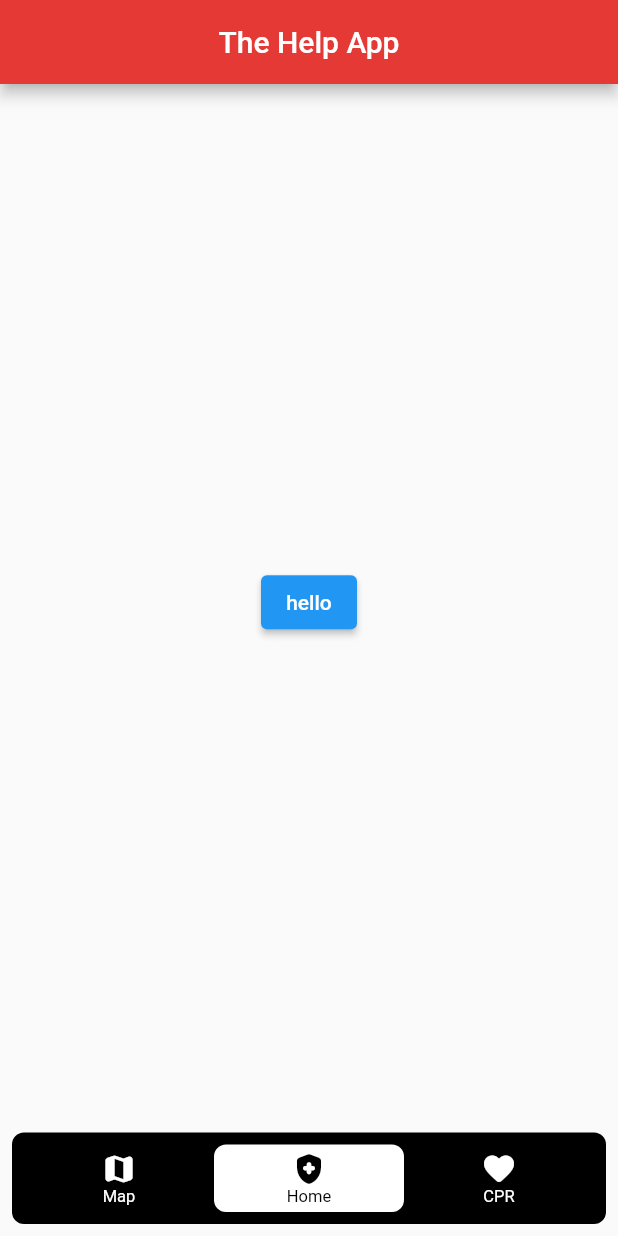
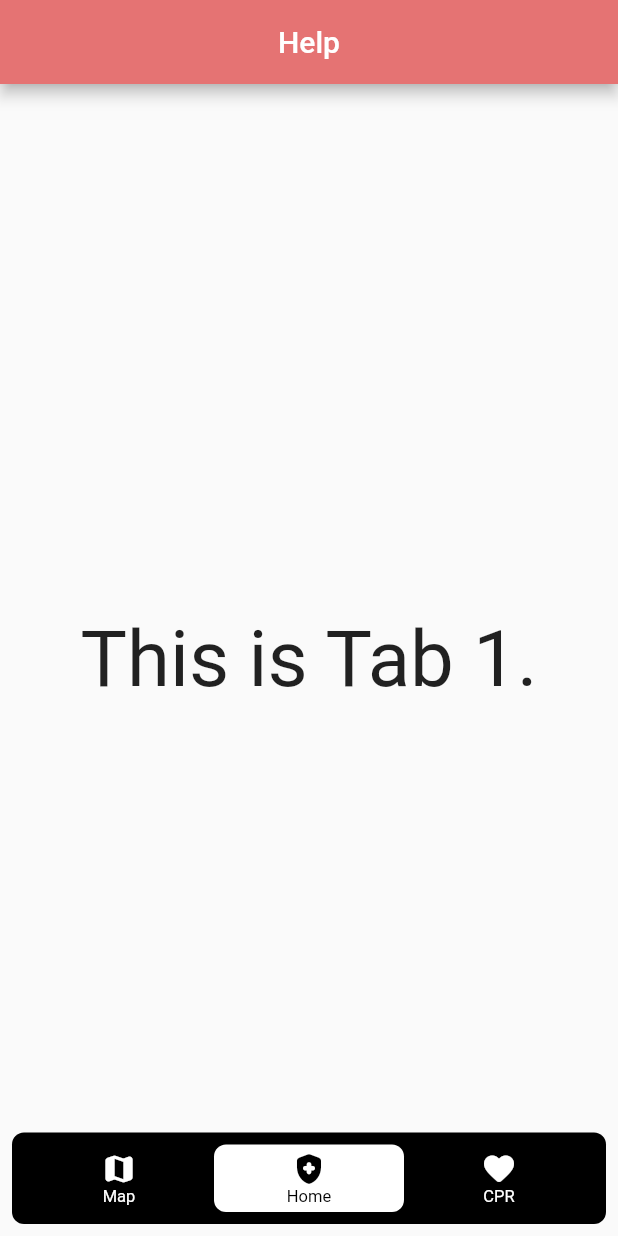
Before and after one commit to 14praveenk/Help-Flutter, a Flutter app: the screen it shows after launch, on a phone screen of 412 x 824 dp. Run offline on Flutter 3.47's test engine with Material 2 defaults, Android fonts, the light colour scheme and no system bars; drawn by our look-alikes of floating_bottom_navigation_bar.

Commit message:
Added navbar

```diff
--- a/lib/main.dart
+++ b/lib/main.dart
@@ -5,31 +5,40 @@
 import 'package:flutter/material.dart';
 import 'package:floating_bottom_navigation_bar/floating_bottom_navigation_bar.dart';
 
-void main() => runApp(MaterialApp(
-      home: Home(),
-    ));
+void main() => runApp(MyApp());
 
-class Home extends StatelessWidget {
+class MyApp extends StatefulWidget {
+  // This widget is the root of your application.
+  @override
+  _MyAppState createState() => _MyAppState();
+}
+
+class _MyAppState extends State<MyApp> {
+  int _index = 1;
+
   @override
   Widget build(BuildContext context) {
-    return Scaffold(
+    return MaterialApp(
+      title: 'Help',
+      home: Scaffold(
         appBar: AppBar(
-        title: Text('The Help App'),
+          title: Text('Help'),
+          backgroundColor: Colors.red[300],
           centerTitle: true,
-        backgroundColor: Colors.red[600],
         ),
+        //If you want to show body behind the navbar, it should be true
+        extendBody: true,
         body: Center(
-          child: ElevatedButton(
-        onPressed: () {
-          print('youclickedme');
-        },
-        child: Text('hello'),
-      )),
+          child: Text(
+            "This is Tab $_index.",
+            style: TextStyle(
+              fontSize: 52,
+            ),
+          ),
+        ),
         bottomNavigationBar: FloatingNavbar(
-        onTap: (int val) {
-          print(val);
-        },
-        currentIndex: 1,
+          onTap: (int val) => setState(() => _index = val),
+          currentIndex: _index,
           items: [
             FloatingNavbarItem(icon: Icons.map_rounded, title: 'Map'),
             FloatingNavbarItem(
@@ -37,6 +46,7 @@ class Home extends StatelessWidget {
             FloatingNavbarItem(icon: Icons.favorite_rounded, title: 'CPR'),
           ],
         ),
+      ),
     );
   }
 }
```
Lines whose indentation alone changed are shown as unchanged.
